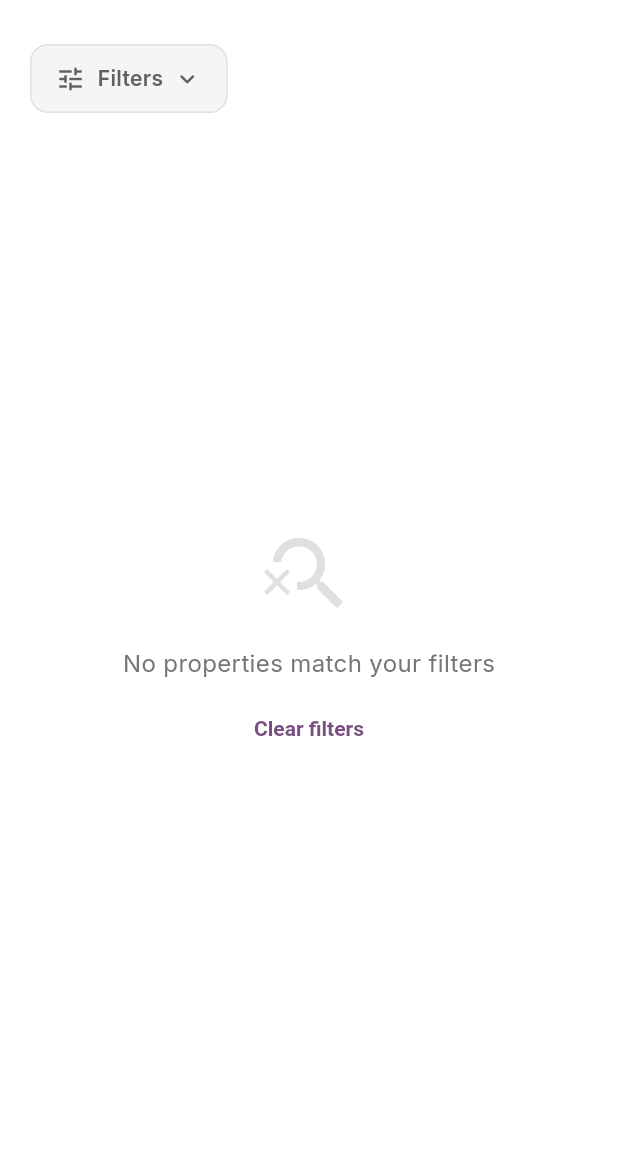
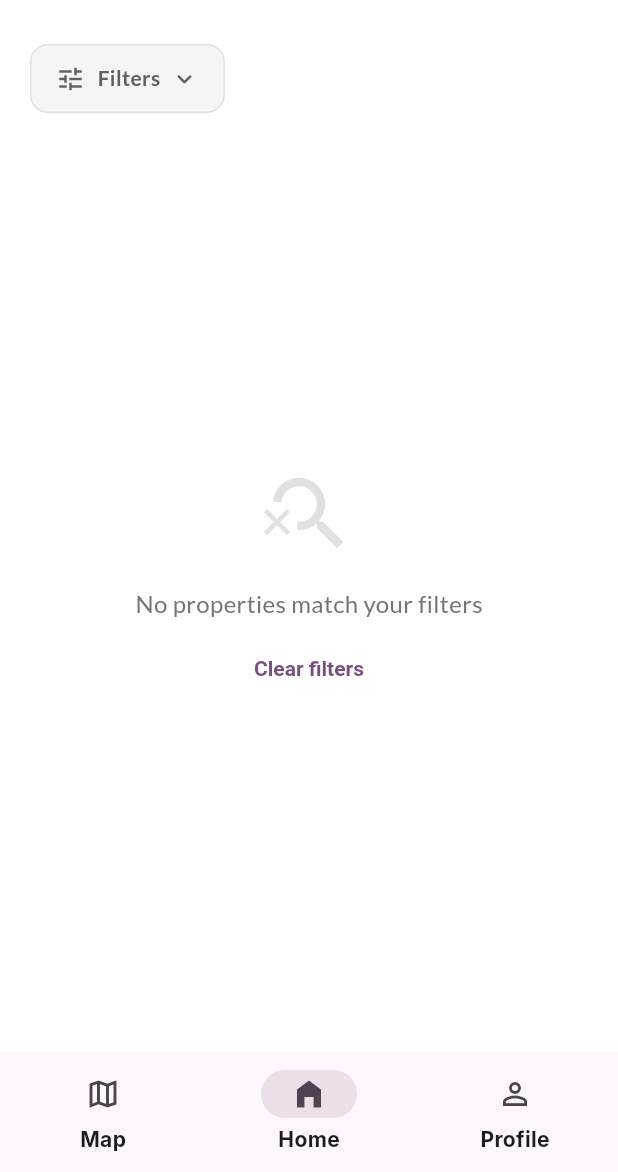
Before and after one commit to Algath/SS2-UniStay, a Flutter app: the screen it shows once a user with an empty profile is signed in, on a phone screen of 412 x 824 dp, the part 64-1236 px from its top. Run offline on Flutter 3.47's test engine with Material 3 defaults, Android fonts, the light colour scheme and no system bars; our stand-ins replace cloud_firestore, firebase_auth, firebase_core, firebase_storage, flutter_map, geocoding and 3 more; accounts and stored records are empty; generated files the repository leaves out were written again.

Commit message:
v. 1.1.0

```diff
--- a/lib/main.dart
+++ b/lib/main.dart
@@ -44,7 +44,7 @@
           if (snap.connectionState == ConnectionState.waiting) {
             return const Scaffold(body: Center(child: CircularProgressIndicator()));
           }
-          return snap.data == null ? const LoginPage() : const HomePage();
+          return snap.data == null ? const LoginPage() : const MainNavigation();
         },
       ),
       routes: {
--- a/lib/views/add_property.dart
+++ b/lib/views/add_property.dart
@@ -379,9 +379,9 @@
     final isLandscape = MediaQuery.of(context).orientation == Orientation.landscape;
 
     return Scaffold(
-      backgroundColor: Colors.white,
+
       appBar: AppBar(
-        backgroundColor: Colors.white,
+
         elevation: 0,
         title: const Text(
           'Add Property',
--- a/lib/views/home_page.dart
+++ b/lib/views/home_page.dart
@@ -34,7 +34,7 @@
     showModalBottomSheet(
       context: context,
       isScrollControlled: true,
-      backgroundColor: Colors.white,
+
       shape: const RoundedRectangleBorder(
         borderRadius: BorderRadius.vertical(top: Radius.circular(20)),
       ),
--- a/lib/views/main_navigation.dart
+++ b/lib/views/main_navigation.dart
@@ -29,7 +29,6 @@
         children: _pages,
       ),
       bottomNavigationBar: NavigationBar(
-        backgroundColor: Colors.white,
         selectedIndex: _selectedIndex,
         onDestinationSelected: (index) {
           setState(() {
```
Also changed, not shown: lib/theme/app_theme.dart (+13 -4 lines), pubspec.yaml (+25 -1 lines).
